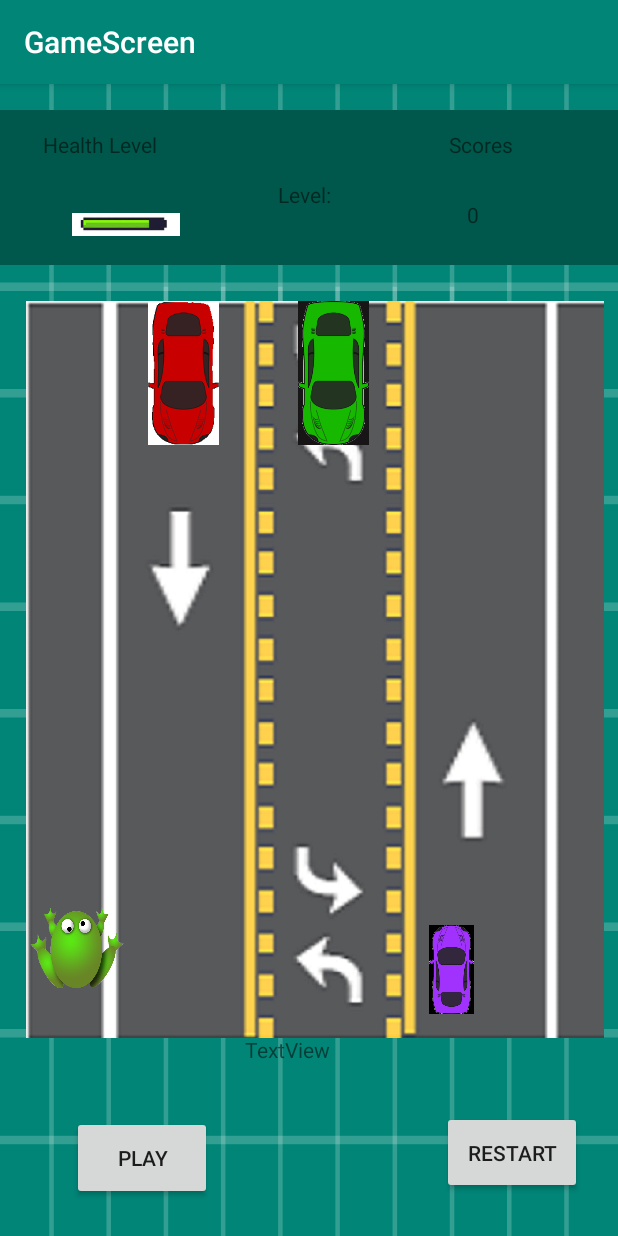
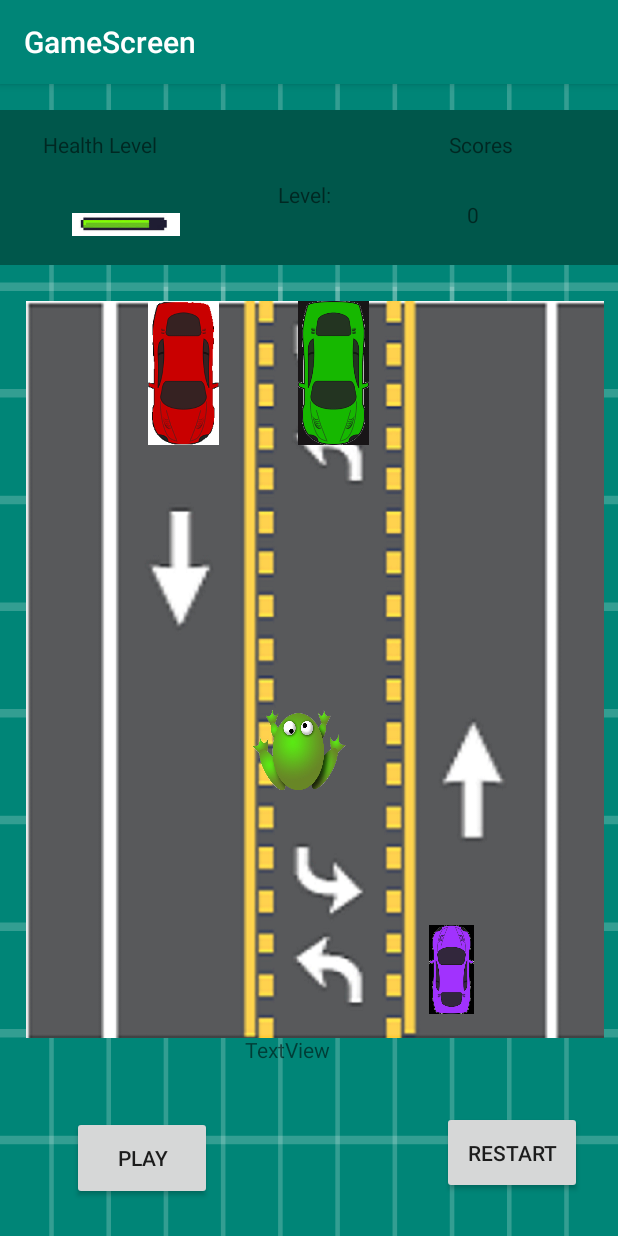
Before and after one commit to Nsabimana1/Frogar_Android_Game, an Android app: the screen it shows after launch (GameScreen), on a phone screen of 412 x 824 dp. Run offline under Robolectric (Android 15) with nearby library versions, the phone set to English and light mode, and no system bars.

Commit message:
Recentered Frog

```diff
--- a/app/src/main/res/layout/content_game_screen.xml
+++ b/app/src/main/res/layout/content_game_screen.xml
@@ -104,10 +104,10 @@
             android:layout_marginBottom="8dp"
             app:layout_constraintBottom_toBottomOf="parent"
             app:layout_constraintEnd_toEndOf="parent"
-            app:layout_constraintHorizontal_bias="0.0"
+            app:layout_constraintHorizontal_bias="0.48"
             app:layout_constraintStart_toStartOf="parent"
             app:layout_constraintTop_toTopOf="parent"
-            app:layout_constraintVertical_bias="1.0"
+            app:layout_constraintVertical_bias="0.654"
             app:srcCompat="@drawable/frog" />
 
         <ImageView
```
